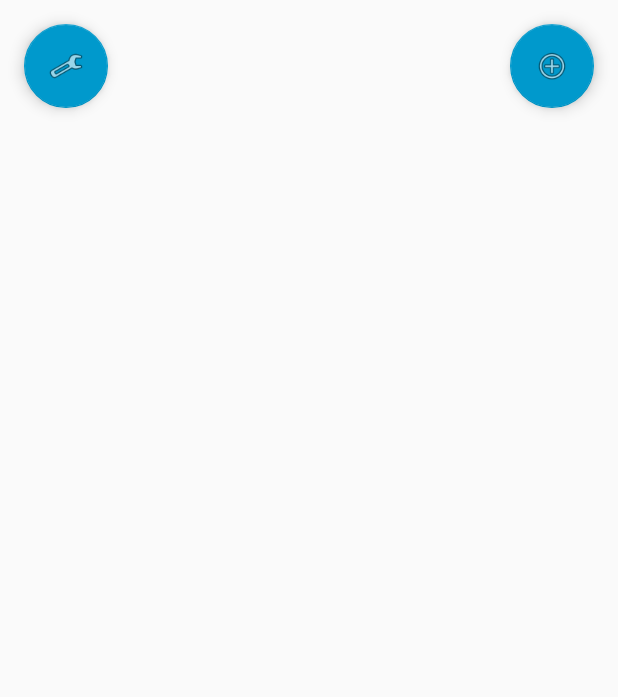
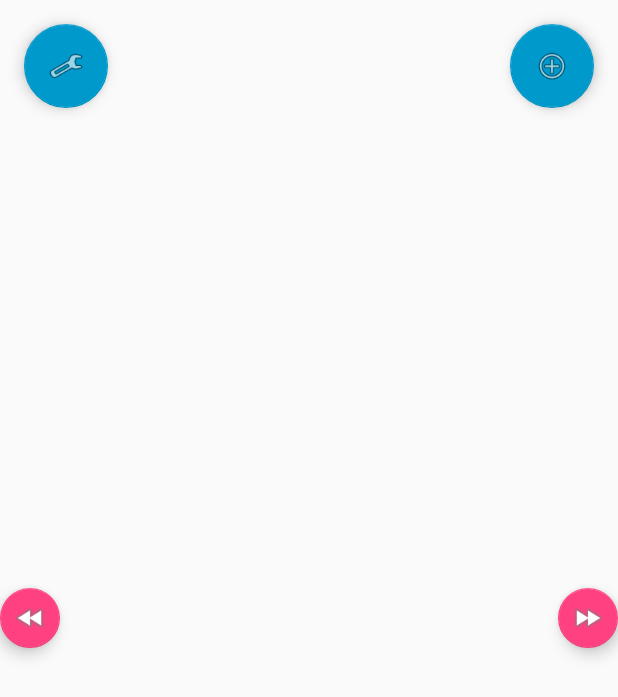
Before and after one commit to buy1/vCloset1, an Android app: the screen it shows after launch (MainActivity), on a phone screen of 412 x 824 dp. Shown: the top 697 px of the screen. Run offline under Robolectric (Android 15) with nearby library versions, the phone set to English and light mode, and no system bars; 3 statements that could not run were skipped.

Commit message:
2 extra buttons

```diff
--- a/app/src/main/res/layout/activity_main.xml
+++ b/app/src/main/res/layout/activity_main.xml
@@ -34,4 +34,22 @@
         android:layout_gravity="top|left"
         app:backgroundTint="@android:color/holo_blue_dark" />
 
+    <android.support.design.widget.FloatingActionButton
+        android:layout_width="wrap_content"
+        android:layout_height="wrap_content"
+        android:clickable="true"
+        app:fabSize="mini"
+        app:srcCompat="@android:drawable/ic_media_rew"
+        android:id="@+id/floatingActionButton9"
+        android:layout_gravity="left|center" />
+
+    <android.support.design.widget.FloatingActionButton
+        android:layout_width="wrap_content"
+        android:layout_height="wrap_content"
+        android:clickable="true"
+        app:fabSize="mini"
+        app:srcCompat="@android:drawable/ic_media_ff"
+        android:id="@+id/floatingActionButton10"
+        android:layout_gravity="right|center" />
+
 </android.support.design.widget.CoordinatorLayout>
```
